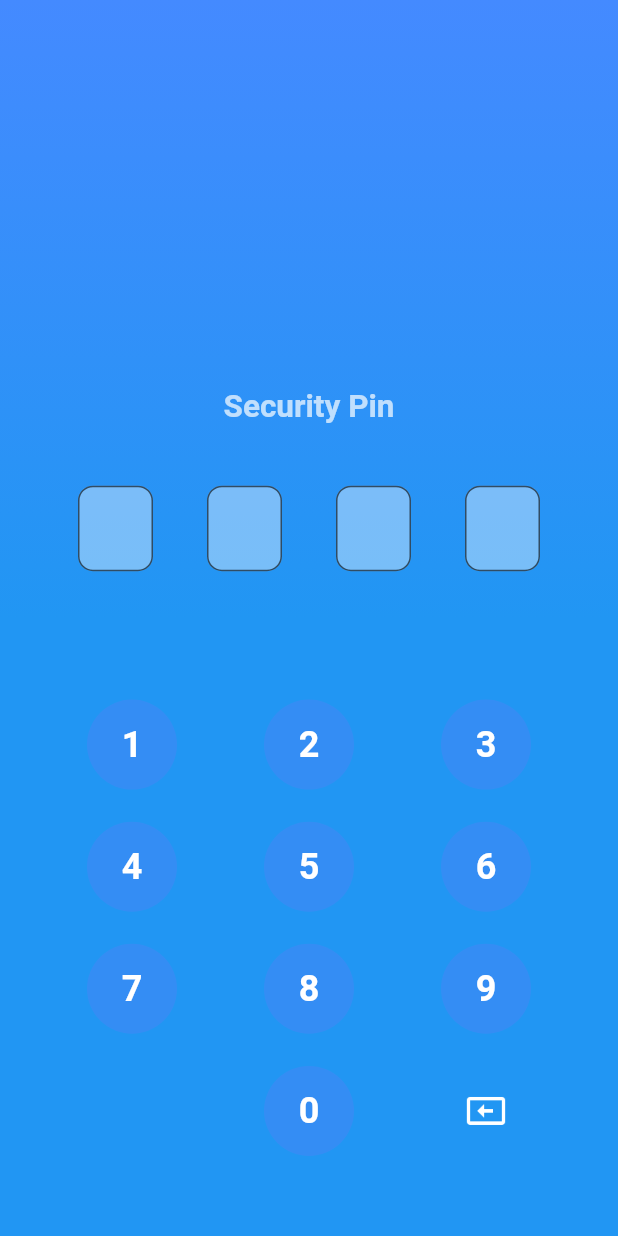
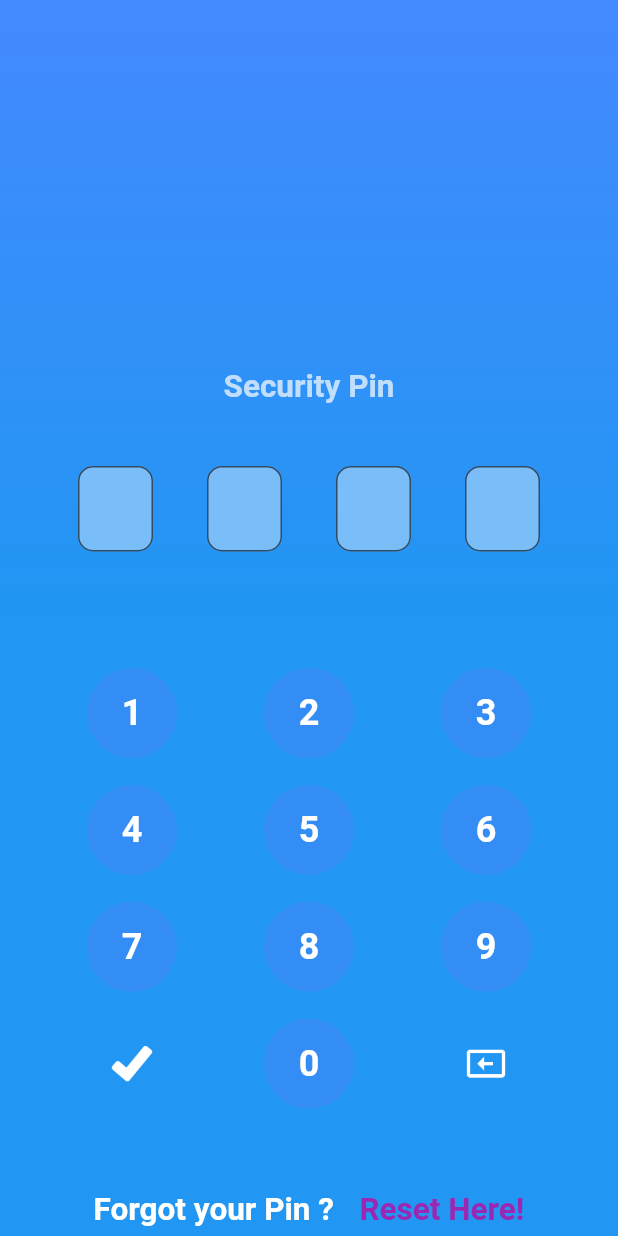
Before and after one commit to kamau-mbugua/passcode-login, a Flutter app: the screen it shows after launch, on a phone screen of 412 x 824 dp. Run offline on Flutter 3.47's test engine with Material 2 defaults, Android fonts, the phone set to English and light mode, and no system bars.

Commit message:
reset password text

```diff
--- a/lib/main.dart
+++ b/lib/main.dart
@@ -75,8 +75,38 @@ class _pinScreenState extends State<pinScreen> {
             ),
           ),
           buildNumberPad(),
+          forgortPasswordText(),
         ],
       ),
+    );
+  }
+
+  forgortPasswordText() {
+    return Row(
+      mainAxisAlignment: MainAxisAlignment.center,
+      children: <Widget>[
+        Padding(
+          padding: const EdgeInsets.all(5.0),
+          child: Text(
+            "Forgot your Pin ?",
+            style: TextStyle(
+                color: Colors.white,
+                fontSize: 21.0,
+                fontWeight: FontWeight.bold),
+          ),
+        ),
+        SizedBox(width: 7.0,),
+        Padding(
+          padding: const EdgeInsets.all(5.0),
+          child: Text(
+            "Reset Here!",
+            style: TextStyle(
+                color: Colors.purple,
+                fontSize: 21.0,
+                fontWeight: FontWeight.bold),
+          ),
+        )
+      ],
     );
   }
 
@@ -133,7 +163,6 @@ class _pinScreenState extends State<pinScreen> {
   }
 
   buildNumberPad() {
-
     int n;
     return Expanded(
       child: Container(
@@ -147,20 +176,20 @@ class _pinScreenState extends State<pinScreen> {
                 mainAxisAlignment: MainAxisAlignment.spaceEvenly,
                 children: <Widget>[
                   KeyBoardNumber(
-                    n:1,
-                    onPressed:() {
+                    n: 1,
+                    onPressed: () {
                       pinIndexSetup("1");
                     },
                   ),
                   KeyBoardNumber(
-                    n:2,
-                    onPressed:() {
+                    n: 2,
+                    onPressed: () {
                       pinIndexSetup("2");
                     },
                   ),
                   KeyBoardNumber(
-                    n : 3,
-                    onPressed:() {
+                    n: 3,
+                    onPressed: () {
                       pinIndexSetup("3");
                     },
                   ),
@@ -170,20 +199,20 @@ class _pinScreenState extends State<pinScreen> {
                 mainAxisAlignment: MainAxisAlignment.spaceEvenly,
                 children: <Widget>[
                   KeyBoardNumber(
-                    n : 4,
-                    onPressed:() {
+                    n: 4,
+                    onPressed: () {
                       pinIndexSetup("4");
                     },
                   ),
                   KeyBoardNumber(
-                    n : 5,
-                    onPressed : () {
+                    n: 5,
+                    onPressed: () {
                       pinIndexSetup("5");
                     },
                   ),
                   KeyBoardNumber(
-                    n : 6,
-                    onPressed : () {
+                    n: 6,
+                    onPressed: () {
                       pinIndexSetup("6");
                     },
                   ),
@@ -193,20 +222,20 @@ class _pinScreenState extends State<pinScreen> {
                 mainAxisAlignment: MainAxisAlignment.spaceEvenly,
                 children: <Widget>[
                   KeyBoardNumber(
-                    n : 7,
-                    onPressed : () {
+                    n: 7,
+                    onPressed: () {
                       pinIndexSetup("7");
                     },
                   ),
                   KeyBoardNumber(
-                    n : 8,
-                    onPressed:() {
+                    n: 8,
+                    onPressed: () {
                       pinIndexSetup("8");
                     },
                   ),
                   KeyBoardNumber(
-                    n : 9,
-                    onPressed : () {
+                    n: 9,
+                    onPressed: () {
                       pinIndexSetup("9");
                     },
                   ),
@@ -218,13 +247,22 @@ class _pinScreenState extends State<pinScreen> {
                   Container(
                     width: 60.0,
                     child: MaterialButton(
-                      onPressed: null,
-                      child: SizedBox(),
+                      height: 60.0,
+                      shape: RoundedRectangleBorder(
+                        borderRadius: BorderRadius.circular(60.0),
+                      ),
+                      onPressed: () {
+                        confirmPin();
+                      },
+                      child: Image.asset(
+                        "assets/images/check.png",
+                        color: Colors.white,
+                      ),
                     ),
                   ),
                   KeyBoardNumber(
-                    n : 0,
-                    onPressed : () {
+                    n: 0,
+                    onPressed: () {
                       pinIndexSetup("0");
                     },
                   ),
@@ -234,13 +272,14 @@ class _pinScreenState extends State<pinScreen> {
                       height: 60.0,
                       shape: RoundedRectangleBorder(
                         borderRadius: BorderRadius.circular(60.0),
-
                       ),
                       onPressed: () {
                         clearPin();
                       },
-                      child: Image.asset("assets/images/backspace.png",
-                        color: Colors.white,),
+                      child: Image.asset(
+                        "assets/images/backspace.png",
+                        color: Colors.white,
+                      ),
                     ),
                   )
                 ],
@@ -264,17 +303,14 @@ class _pinScreenState extends State<pinScreen> {
   void pinIndexSetup(String s) {
     if (pinIndex == 0) {
       pinIndex = 1;
-    }
-    else if (pinIndex < 4)
-      pinIndex++;
+    } else if (pinIndex < 4) pinIndex++;
     setPin(pinIndex, s);
     currentPin[pinIndex - 1] = s;
     String strpin = "";
     currentPin.forEach((element) {
       strpin += element;
     });
-    if (pinIndex == 4)
-      print(strpin);
+    if (pinIndex == 4) print(strpin);
   }
 
   setPin(int /*pinIndex*/ n, String s) {
@@ -300,14 +336,15 @@ class _pinScreenState extends State<pinScreen> {
     else if (pinIndex == 4) {
       setPin(pinIndex, " ");
       currentPin[pinIndex - 1] = "";
-      pinIndex --;
+      pinIndex--;
     } else {
       setPin(pinIndex, "");
       currentPin[pinIndex - 1] = "";
-      pinIndex --;
+      pinIndex--;
     }
   }
 
+  void confirmPin() {}
 }
 
 class PinNumber extends StatelessWidget {
@@ -349,11 +386,9 @@ class KeyBoardNumber extends StatelessWidget {
 
   final Function() onPressed;
 
-
   KeyBoardNumber({this.n, this.onPressed});
 
   /* KeyBoardNumber({this.n, this.onPressed});*/
-
 
   @override
   Widget build(BuildContext context) {
@@ -370,15 +405,13 @@ class KeyBoardNumber extends StatelessWidget {
         onPressed: onPressed,
         shape: RoundedRectangleBorder(
           borderRadius: BorderRadius.circular(60.0),
-
         ),
         height: 90.0,
-        child: Text("$n",
+        child: Text(
+          "$n",
           textAlign: TextAlign.center,
           style: TextStyle(
-            fontSize: 24 * MediaQuery
-                .of(context)
-                .textScaleFactor,
+            fontSize: 24 * MediaQuery.of(context).textScaleFactor,
             color: Colors.white,
             fontWeight: FontWeight.bold,
           ),
--- a/pubspec.yaml
+++ b/pubspec.yaml
@@ -49,7 +49,7 @@ flutter:
   # To add assets to your application, add an assets section, like this:
   assets:
      - assets/images/backspace.png
-  #   - images/a_dot_ham.jpeg
+     - assets/images/check.png
 
   # An image asset can refer to one or more resolution-specific "variants", see
   # https://flutter.dev/assets-and-images/#resolution-aware.
```
Also changed, not shown: assets/images/check.png (added), pubspec.lock. Lines whose indentation alone changed are shown as unchanged.
